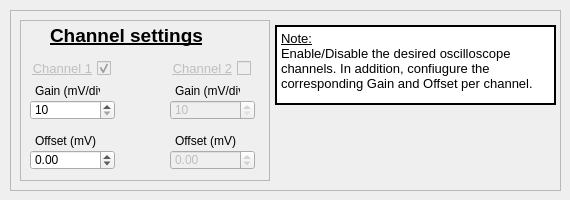
8foldrepo/RF_Balance_Profound, file Widget_Library/widget_oscilloscope_channels.ui: the form before one commit.
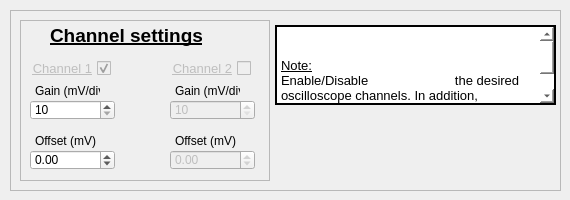
The form after the commit.

```diff
--- a/Widget_Library/widget_oscilloscope_channels.ui
+++ b/Widget_Library/widget_oscilloscope_channels.ui
@@ -66,11 +66,19 @@
     </property>
     <property name="html">
      <string>&lt;!DOCTYPE HTML PUBLIC &quot;-//W3C//DTD HTML 4.0//EN&quot; &quot;http://www.w3.org/TR/REC-html40/strict.dtd&quot;&gt;
-&lt;html&gt;&lt;head&gt;&lt;meta name=&quot;qrichtext&quot; content=&quot;1&quot; /&gt;&lt;style type=&quot;text/css&quot;&gt;
-p, li { white-space: pre-wrap; }
-&lt;/style&gt;&lt;/head&gt;&lt;body style=&quot; font-family:'MS Shell Dlg 2'; font-size:8.25pt; font-weight:400; font-style:normal;&quot;&gt;
-&lt;p style=&quot; margin-top:0px; margin-bottom:0px; margin-left:0px; margin-right:0px; -qt-block-indent:0; text-indent:0px;&quot;&gt;&lt;span style=&quot; font-size:10pt; text-decoration: underline;&quot;&gt;Note:&lt;/span&gt;&lt;/p&gt;
-&lt;p style=&quot; margin-top:0px; margin-bottom:0px; margin-left:0px; margin-right:0px; -qt-block-indent:0; text-indent:0px;&quot;&gt;&lt;span style=&quot; font-size:10pt;&quot;&gt;Enable/Disable the desired oscilloscope channels. In addition, confiugure the corresponding Gain and Offset per channel.&lt;/span&gt;&lt;/p&gt;&lt;/body&gt;&lt;/html&gt;</string>
+                        &lt;html&gt;&lt;head&gt;&lt;meta name=&quot;qrichtext&quot; content=&quot;1&quot; /&gt;&lt;style
+                        type=&quot;text/css&quot;&gt;
+                        p, li { white-space: pre-wrap; }
+                        &lt;/style&gt;&lt;/head&gt;&lt;body style=&quot; font-family:'MS Shell Dlg 2'; font-size:8.25pt;
+                        font-weight:400; font-style:normal;&quot;&gt;
+                        &lt;p style=&quot; margin-top:0px; margin-bottom:0px; margin-left:0px; margin-right:0px;
+                        -qt-block-indent:0; text-indent:0px;&quot;&gt;&lt;span style=&quot; font-size:10pt;
+                        text-decoration: underline;&quot;&gt;Note:&lt;/span&gt;&lt;/p&gt;
+                        &lt;p style=&quot; margin-top:0px; margin-bottom:0px; margin-left:0px; margin-right:0px;
+                        -qt-block-indent:0; text-indent:0px;&quot;&gt;&lt;span style=&quot; font-size:10pt;&quot;&gt;Enable/Disable
+                        the desired oscilloscope channels. In addition, confiugure the corresponding Gain and Offset per
+                        channel.&lt;/span&gt;&lt;/p&gt;&lt;/body&gt;&lt;/html&gt;
+                    </string>
     </property>
    </widget>
    <widget class="QFrame" name="frame">
```
Left out of the diff: 4 changed lines with no effect on the pictures. Lines whose indentation alone changed are shown as unchanged.
